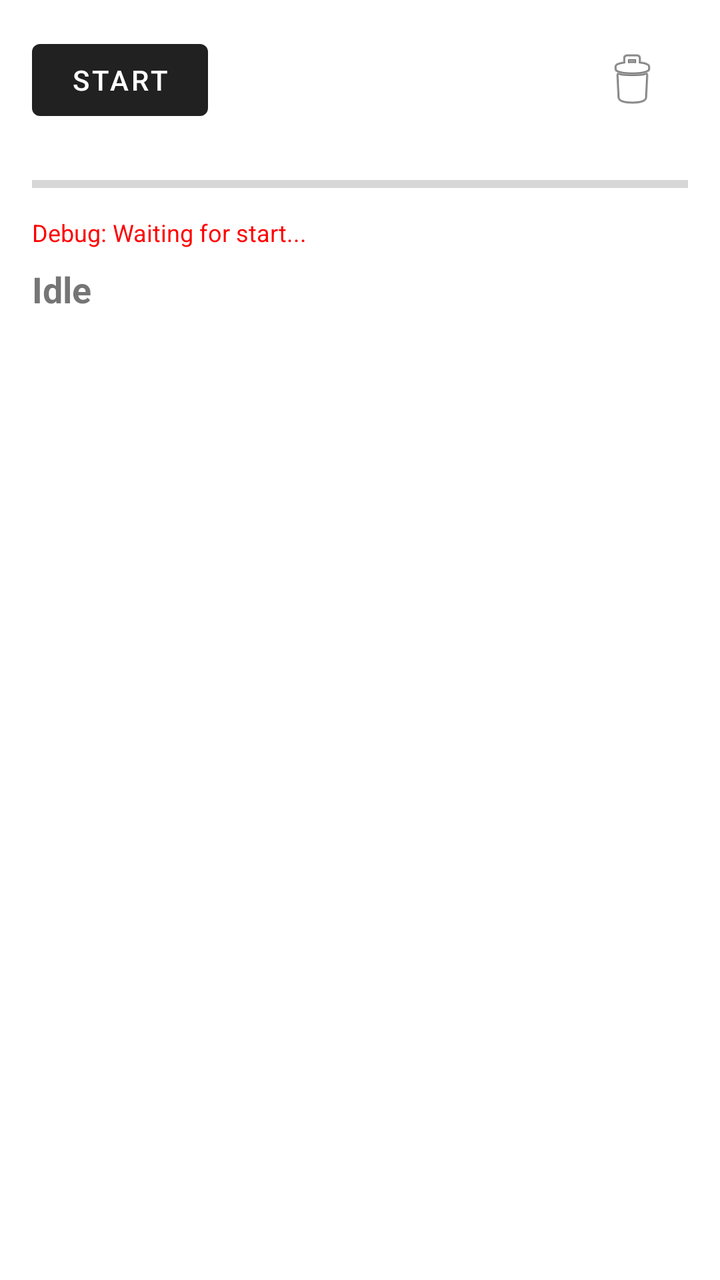
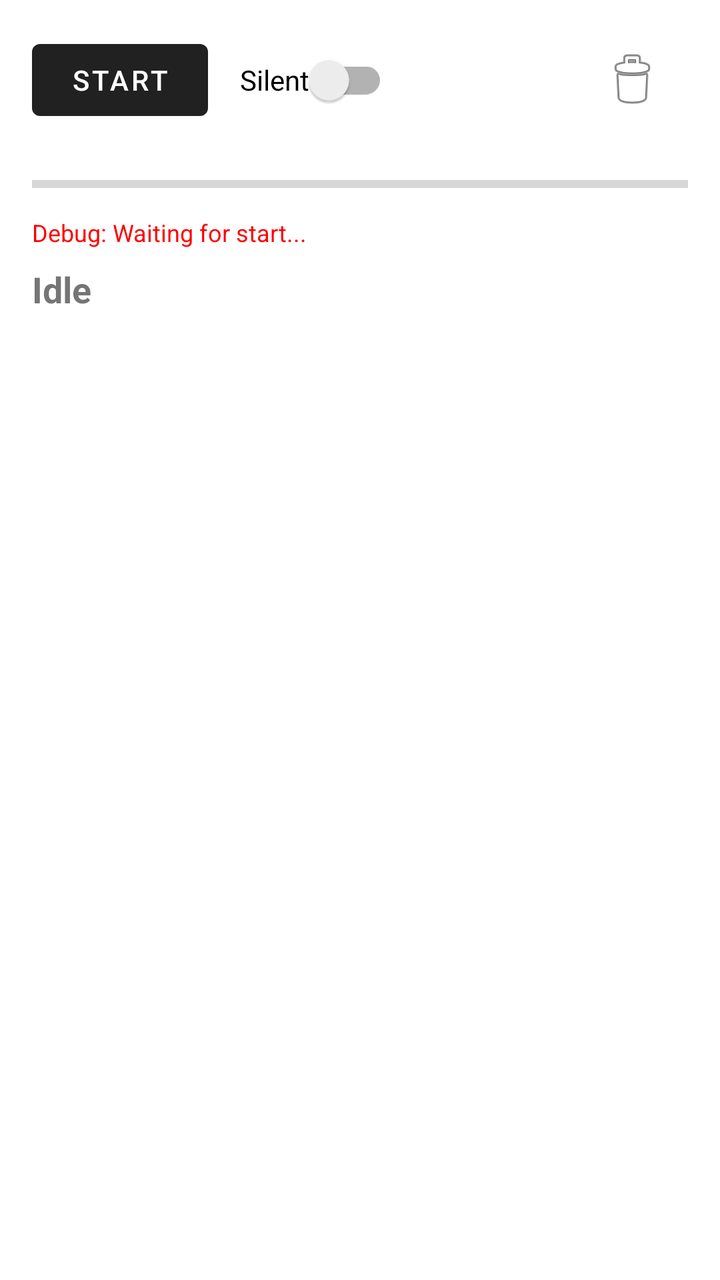

An Android layout rendered at two revisions. The XML below is the earlier revision; the diff shows what the commit changed to produce the second picture.
<!-- AndroidManifest.xml: application theme Theme.MaterialComponents.DayNight.DarkActionBar -->
<!-- res/layout/activity_main.xml -->
<?xml version="1.0" encoding="utf-8"?>
<LinearLayout xmlns:android="http://schemas.android.com/apk/res/android"
    android:layout_width="match_parent"
    android:layout_height="match_parent"
    android:orientation="vertical"
    android:padding="16dp">

    <LinearLayout
        android:layout_width="match_parent"
        android:layout_height="wrap_content"
        android:orientation="horizontal"
        android:gravity="center_vertical">
        <Button android:id="@+id/btnStartStop" android:layout_width="wrap_content" android:layout_height="wrap_content" android:text="Start" />
        <View android:layout_width="0dp" android:layout_height="0dp" android:layout_weight="1" />
        <ImageButton 
            android:id="@+id/btnClear" 
            android:layout_width="40dp" 
            android:layout_height="40dp" 
            android:src="@android:drawable/ic_menu_delete" 
            android:background="?attr/selectableItemBackgroundBorderless"
            android:layout_marginEnd="8dp" /> 
    </LinearLayout>

    <ProgressBar
        android:id="@+id/volumeMeter"
        style="?android:attr/progressBarStyleHorizontal"
        android:layout_width="match_parent"
        android:layout_height="24dp"
        android:max="100"
        android:layout_marginTop="16dp" />

    <TextView
        android:id="@+id/tvDebug"
        android:layout_width="match_parent"
        android:layout_height="wrap_content"
        android:text="Debug: Waiting for start..."
        android:textSize="12sp"
        android:textColor="#FF0000"
        android:layout_marginTop="4dp" />

    <TextView
        android:id="@+id/statusText"
        android:layout_width="match_parent"
        android:layout_height="wrap_content"
        android:text="Idle"
        android:textSize="18sp"
        android:textStyle="bold"
        android:layout_marginTop="8dp" />

    <androidx.recyclerview.widget.RecyclerView
        android:id="@+id/recyclerView"
        android:layout_width="match_parent"
        android:layout_height="match_parent"
        android:layout_marginTop="16dp" />
</LinearLayout>
<!-- resources referenced by this layout -->
<resources>

</resources>

<!-- the commit's change to res/layout/activity_main.xml (unified diff, before → after) -->
@@ -11,6 +11,14 @@
         android:orientation="horizontal"
         android:gravity="center_vertical">
         <Button android:id="@+id/btnStartStop" android:layout_width="wrap_content" android:layout_height="wrap_content" android:text="Start" />
+        
+        <androidx.appcompat.widget.SwitchCompat
+            android:id="@+id/switchSilent"
+            android:layout_width="wrap_content"
+            android:layout_height="wrap_content"
+            android:text="Silent"
+            android:layout_marginStart="16dp" />
+
         <View android:layout_width="0dp" android:layout_height="0dp" android:layout_weight="1" />
         <ImageButton 
             android:id="@+id/btnClear" 
@@ -18,7 +26,7 @@
             android:layout_height="40dp" 
             android:src="@android:drawable/ic_menu_delete" 
             android:background="?attr/selectableItemBackgroundBorderless"
-            android:layout_marginEnd="8dp" /> 
+            android:layout_marginEnd="8dp" />
     </LinearLayout>
 
     <ProgressBar
